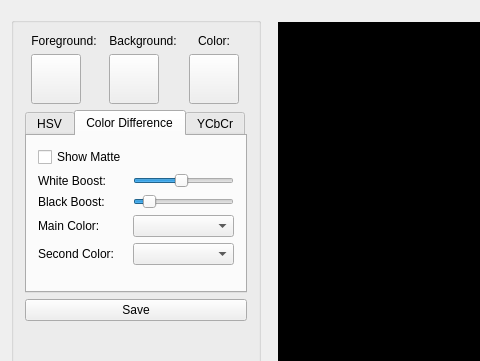
First picture: the form in mainwidget.ui, repository k8/ChromaKey, before the edit; both pictures show x 0 to 480 and y 0 to 361 of the 708 by 528 pixel window.
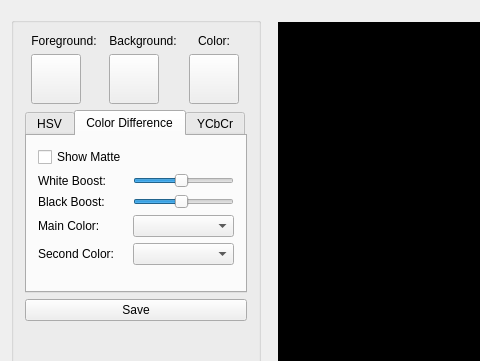
Second picture: the form after the edit. Custom widgets are drawn as their Qt base class.

Diff of the .ui file:
```diff
--- a/mainwidget.ui
+++ b/mainwidget.ui
@@ -308,10 +308,10 @@
              <item row="2" column="1">
               <widget class="QSlider" name="dmSlider2">
                <property name="maximum">
-                <number>100</number>
+                <number>255</number>
                </property>
                <property name="value">
-                <number>10</number>
+                <number>122</number>
                </property>
                <property name="orientation">
                 <enum>Qt::Horizontal</enum>
```
